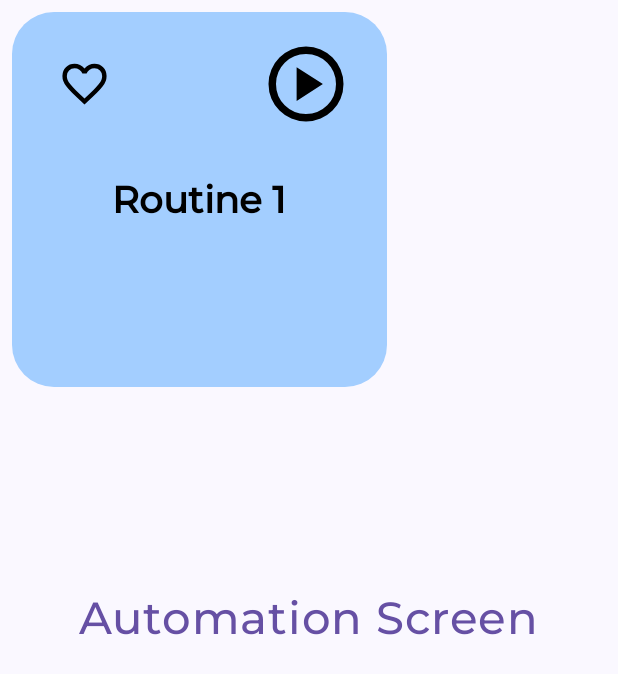
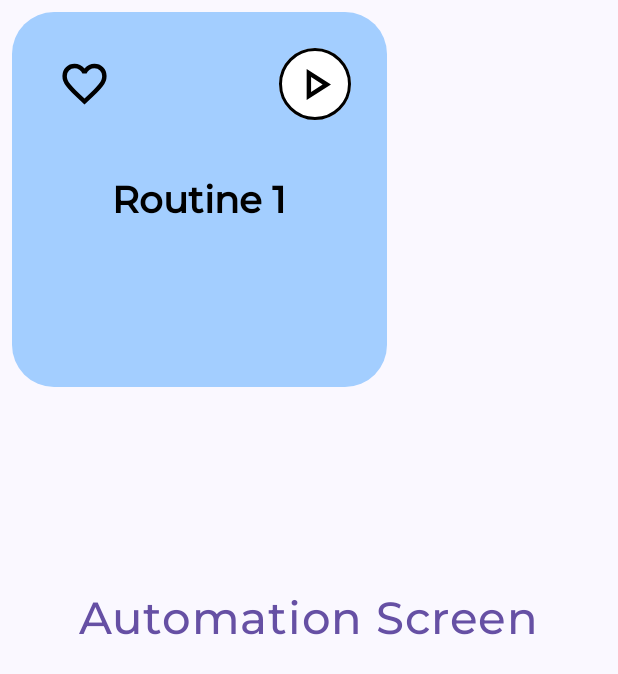
Before and after one commit to TomxBC/APP-HCI, an Android app built with Jetpack Compose: the composable AutomationScreen shown on its own in the app's theme, on a phone screen of 412 x 824 dp. Shown: the top 674 px of the screen. Run offline under Robolectric (Android 15) with nearby library versions, the phone set to English and light mode, and no system bars; 2 statements that could not run were skipped.

Commit message:
Change Theme, Colors, Tablet Device Button, Tablet Routine Button, Toolbar

```diff
--- a/app/src/main/java/com/example/turnsmart_hci/navBars/Toolbar.kt
+++ b/app/src/main/java/com/example/turnsmart_hci/navBars/Toolbar.kt
@@ -41,7 +41,7 @@ fun TurnSmartToolbar(navController: NavController) {
         title = {
             if (currentDestination != null) {
                 val currentScreen = getScreen(currentDestination)
-                Text(text = currentDestination, color = Color.White, fontFamily = montserratFontFamily, fontWeight = FontWeight.Medium)
+                Text(text = currentDestination, color = TurnSmartTheme.colors.onSecondary, fontFamily = montserratFontFamily, fontWeight = FontWeight.Medium)
             }
         },
         navigationIcon = {
@@ -54,7 +54,7 @@ fun TurnSmartToolbar(navController: NavController) {
                     Icon(
                         painter = painterResource(id = R.drawable.back_arrow),
                         contentDescription = null,
-                        tint = Color.White
+                        tint = TurnSmartTheme.colors.onSecondary
                     )
 
                 }
--- a/app/src/main/java/com/example/turnsmart_hci/tabletVersion/TabletRoutineButton.kt
+++ b/app/src/main/java/com/example/turnsmart_hci/tabletVersion/TabletRoutineButton.kt
@@ -5,7 +5,7 @@ import androidx.compose.foundation.border
 import androidx.compose.foundation.layout.*
 import androidx.compose.foundation.shape.CircleShape
 import androidx.compose.material3.*
-import androidx.compose.runtime.Composable
+import androidx.compose.runtime.*
 import androidx.compose.ui.Alignment
 import androidx.compose.ui.Modifier
 import androidx.compose.ui.graphics.Color
@@ -18,6 +18,8 @@ import androidx.compose.ui.unit.sp
 import com.example.turnsmart_hci.R
 import com.example.turnsmart_hci.ui.theme.montserratFontFamily
 import com.example.turnsmart_hci.ui.theme.ThemeColors
+import kotlinx.coroutines.delay
+import kotlinx.coroutines.launch
 
 @Composable
 fun TabletRoutineButton(
@@ -31,6 +33,9 @@ fun TabletRoutineButton(
     onButton: (Boolean) -> Unit = {},
     modifier: Modifier = Modifier
 ) {
+    var isPlaying by remember { mutableStateOf(isOn) }
+    val scope = rememberCoroutineScope()
+
     Button(
         onClick = { /* Handle button click if needed */ },
         colors = ButtonDefaults.buttonColors(
@@ -49,7 +54,7 @@ fun TabletRoutineButton(
                 modifier = Modifier.fillMaxSize()
             ) {
                 IconButton(
-                    onClick = { /* Handle favorite icon click */ },
+                    onClick = { onFavoriteClick() },
                     modifier = Modifier
                         .align(Alignment.TopStart)
                         .padding(top = 16.dp)
@@ -63,17 +68,25 @@ fun TabletRoutineButton(
                 }
                 IconButton(
                     onClick = {
-                        onButton(isOn)
+                        isPlaying = !isPlaying
+                        onPlayClick()
+                        if (isPlaying) {
+                            scope.launch {
+                                delay(5000)
+                                isPlaying = false
+                            }
+                        }
                     },
                     modifier = Modifier
                         .align(Alignment.TopEnd)
-                        .padding(top = 10.dp)
-                        .size(60.dp)
+                        .padding(top= 16.dp)
+                        .border(2.dp, Color.Black, CircleShape)
+                        .background(Color.White, CircleShape),
                 ) {
                     Icon(
-                        painter = painterResource(if (isOn) R.drawable.pause_circle else R.drawable.play_circle),
+                        painter = painterResource(if (isPlaying) R.drawable.pause else R.drawable.play_arrow),
                         contentDescription = null,
-                        modifier = Modifier.size(60.dp),
+                        modifier = Modifier.size(35.dp),
                         tint = Color.Black
                     )
                 }
--- a/app/src/main/java/com/example/turnsmart_hci/ui/theme/Color.kt
+++ b/app/src/main/java/com/example/turnsmart_hci/ui/theme/Color.kt
@@ -3,10 +3,10 @@ package com.example.turnsmart_hci.ui.theme
 import androidx.compose.ui.graphics.Color
 
 val darkBottomAppBar = Color(0xFF4D4B4B)
-val lightBottomAppBar = Color(0xFFEBE5E5)
+val lightBottomAppBar = Color(0xFFD3D3D3)
 
-val lightToolbar = Color(0xFF000000)
-val darkToolbar = Color(0xFFFFFFFF)
+val lightToolbar = Color(0xFFD9D9E0)
+val darkToolbar = Color(0xFF2C2C2C)
 
 val darkText = Color(0xFF000000)
 val lightText = Color(0xFFFFFFFF)
--- a/app/src/main/java/com/example/turnsmart_hci/ui/theme/Theme.kt
+++ b/app/src/main/java/com/example/turnsmart_hci/ui/theme/Theme.kt
@@ -19,7 +19,7 @@ private val DarkColorScheme = darkColorScheme(
 
     //bars
     primary = darkBottomAppBar,
-    secondary = darkBottomAppBar,
+    secondary = darkToolbar,
 
     //text and icons
     onPrimary = lightText,
@@ -40,7 +40,7 @@ private val LightColorScheme = lightColorScheme(
 
     //text and icons
     onPrimary = darkText,
-    onSecondary = lightText,
+    onSecondary = darkText,
 
     //selected item
     onTertiary = pale_purple
```
Also changed, not shown: app/src/main/java/com/example/turnsmart_hci/tabletVersion/TabletDeviceButton.kt (+14 -11 lines).
